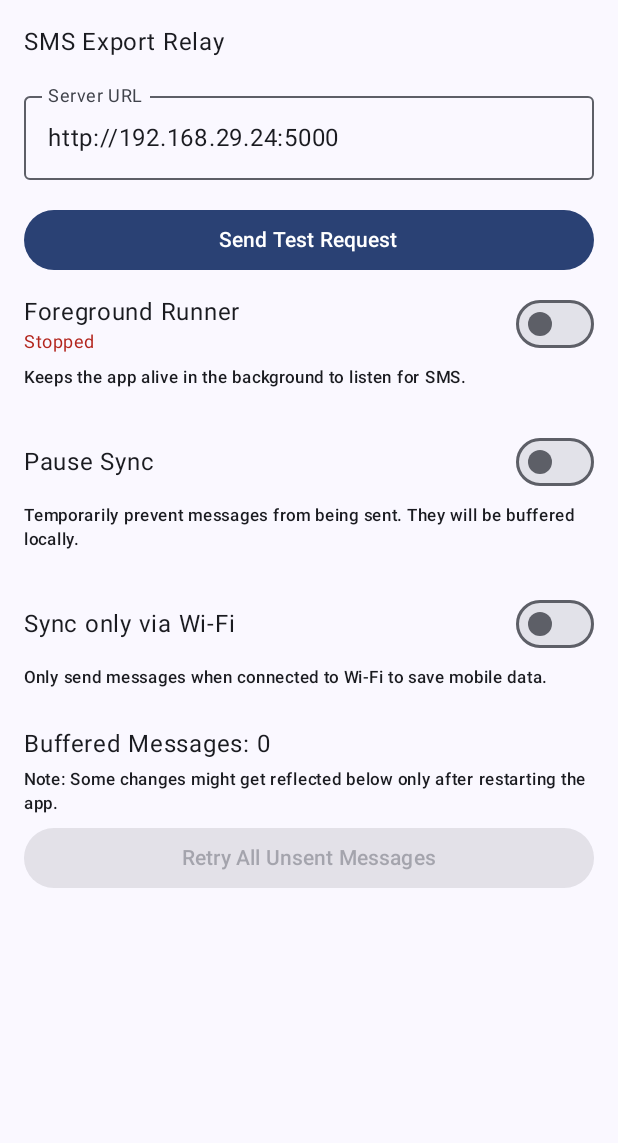
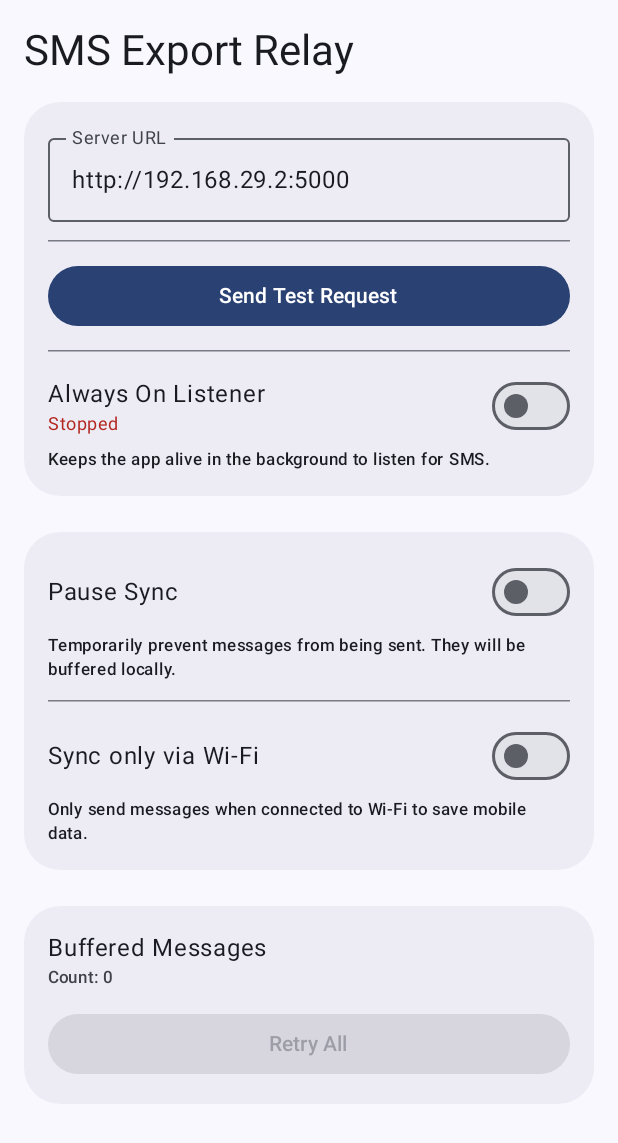
Before and after one commit to PeithonKing/sms-export-android, an Android app built with Jetpack Compose: the screen it shows after launch (MainActivity), on a phone screen of 412 x 824 dp. Shown: the top 1143 px of the screen. Run offline under Robolectric (Android 15) with nearby library versions, the phone set to English and light mode, and no system bars.

Commit message:
more UI fixes and trying to make higher androids compatible

```diff
--- a/app/src/main/java/com/example/messageexport/MainActivity.kt
+++ b/app/src/main/java/com/example/messageexport/MainActivity.kt
@@ -17,11 +17,19 @@ import androidx.compose.foundation.layout.fillMaxSize
 import androidx.compose.foundation.layout.fillMaxWidth
 import androidx.compose.foundation.layout.height
 import androidx.compose.foundation.layout.padding
+import androidx.compose.foundation.lazy.LazyColumn
+import androidx.compose.foundation.lazy.items
+import androidx.compose.foundation.shape.RoundedCornerShape
 import androidx.compose.material3.Button
+import androidx.compose.material3.Card
+import androidx.compose.material3.CardDefaults
+import androidx.compose.material3.HorizontalDivider
+import androidx.compose.material3.OutlinedTextField
 import androidx.compose.material3.Scaffold
 import androidx.compose.material3.Switch
 import androidx.compose.material3.Text
 import androidx.compose.runtime.Composable
+import androidx.compose.runtime.LaunchedEffect
 import androidx.compose.runtime.getValue
 import androidx.compose.runtime.mutableStateOf
 import androidx.compose.runtime.remember
@@ -78,17 +86,29 @@ fun MainScreen(modifier: Modifier = Modifier) {
     var pauseSync by remember { mutableStateOf(prefs.getBoolean("pause_sync", false)) }
     var serverUrl by remember {
         mutableStateOf(
-                prefs.getString("server_url", "http://192.168.29.24:5000")
-                        ?: "http://192.168.29.24:5000"
+                prefs.getString("server_url", "http://192.168.29.2:5000")
+                        ?: "http://192.168.29.2:5000"
         )
     }
+    var isServiceRunning by remember { mutableStateOf(RelayService.isServiceRunning) }
+    var bufferedMessages by remember { mutableStateOf(emptyList<BufferedMessage>()) }
 
-    Column(modifier = modifier.padding(16.dp)) {
-        Text("SMS Export Relay")
-        Spacer(modifier = Modifier.height(16.dp))
+    LaunchedEffect(Unit) { bufferedMessages = MessageBuffer.getMessages(context) }
 
-        // 1. Server Address Input
-        androidx.compose.material3.OutlinedTextField(
+    Column(
+            modifier = modifier.fillMaxSize().padding(16.dp),
+            horizontalAlignment = Alignment.CenterHorizontally
+    ) {
+        Text(
+                "SMS Export Relay",
+                style = androidx.compose.material3.MaterialTheme.typography.headlineMedium,
+                modifier = Modifier.padding(bottom = 16.dp).align(Alignment.Start)
+        )
+
+        // Group 1: Core Configuration (Server, Test, Listener)
+        SettingsGroup {
+            // Server URL
+            OutlinedTextField(
                     value = serverUrl,
                     onValueChange = {
                         serverUrl = it
@@ -98,9 +118,9 @@ fun MainScreen(modifier: Modifier = Modifier) {
                     modifier = Modifier.fillMaxWidth()
             )
 
-        Spacer(modifier = Modifier.height(16.dp))
+            HorizontalDivider(modifier = Modifier.padding(vertical = 12.dp))
 
-        // 2. Send Test Request
+            // Test Request
             Button(
                     onClick = {
                         val dummySender = "+0000000000"
@@ -109,7 +129,12 @@ fun MainScreen(modifier: Modifier = Modifier) {
 
                         kotlin.concurrent.thread(start = true) {
                             val success =
-                                Relay.forwardSms(context, dummySender, dummyBody, dummyTimestamp)
+                                    Relay.forwardSms(
+                                            context,
+                                            dummySender,
+                                            dummyBody,
+                                            dummyTimestamp
+                                    )
                             val message =
                                     if (success) "Test Request Sent Successfully"
                                     else "Test Request Failed"
@@ -121,20 +146,19 @@ fun MainScreen(modifier: Modifier = Modifier) {
                     modifier = Modifier.fillMaxWidth()
             ) { Text("Send Test Request") }
 
-        Spacer(modifier = Modifier.height(8.dp))
+            HorizontalDivider(modifier = Modifier.padding(vertical = 12.dp))
 
-        // 3. Start/Stop Relay Service
-        var isServiceRunning by remember { mutableStateOf(RelayService.isServiceRunning) }
-
+            // Always On Listener (Toggle)
             Row(verticalAlignment = Alignment.CenterVertically) {
                 Column(modifier = Modifier.weight(1f)) {
-                Text(text = "Foreground Runner")
+                    Text(text = "Always On Listener")
                     Text(
                             text = if (isServiceRunning) "Running" else "Stopped",
                             style = androidx.compose.material3.MaterialTheme.typography.bodySmall,
                             color =
                                     if (isServiceRunning)
-                                        androidx.compose.material3.MaterialTheme.colorScheme.primary
+                                            androidx.compose.material3.MaterialTheme.colorScheme
+                                                    .primary
                                     else androidx.compose.material3.MaterialTheme.colorScheme.error
                     )
                 }
@@ -149,26 +173,29 @@ fun MainScreen(modifier: Modifier = Modifier) {
                                     context.startService(intent)
                                 }
                                 isServiceRunning = true
-                            Toast.makeText(context, "Service Started", Toast.LENGTH_SHORT).show()
+                                Toast.makeText(context, "Service Started", Toast.LENGTH_SHORT)
+                                        .show()
                             } else {
                                 context.stopService(intent)
                                 isServiceRunning = false
-                            Toast.makeText(context, "Service Stopped", Toast.LENGTH_SHORT).show()
+                                Toast.makeText(context, "Service Stopped", Toast.LENGTH_SHORT)
+                                        .show()
                             }
                         }
                 )
             }
-
-        // Explanatory Text
             Text(
                     text = "Keeps the app alive in the background to listen for SMS.",
                     style = androidx.compose.material3.MaterialTheme.typography.labelSmall,
-                modifier = Modifier.padding(top = 4.dp, bottom = 16.dp)
+                    modifier = Modifier.padding(top = 4.dp)
             )
+        }
 
-        Spacer(modifier = Modifier.height(8.dp))
+        Spacer(modifier = Modifier.height(24.dp))
 
-        // 4. Pause Sync Toggle
+        // Group 2: Toggles (Pause Sync, Wi-Fi Only)
+        SettingsGroup {
+            // Pause Sync
             Row(verticalAlignment = Alignment.CenterVertically) {
                 Text(text = "Pause Sync", modifier = Modifier.weight(1f))
                 Switch(
@@ -186,11 +213,9 @@ fun MainScreen(modifier: Modifier = Modifier) {
                     modifier = Modifier.padding(top = 4.dp)
             )
 
-        Spacer(modifier = Modifier.height(24.dp))
+            HorizontalDivider(modifier = Modifier.padding(vertical = 12.dp))
 
-        // 5. Sync only via Wi-Fi (Moved to bottom)
-        // 5. Sync only via Wi-Fi
-        // 5. Sync only via Wi-Fi
+            // Wi-Fi Only
             Row(verticalAlignment = Alignment.CenterVertically) {
                 Text(text = "Sync only via Wi-Fi", modifier = Modifier.weight(1f))
                 Switch(
@@ -206,24 +231,24 @@ fun MainScreen(modifier: Modifier = Modifier) {
                     style = androidx.compose.material3.MaterialTheme.typography.labelSmall,
                     modifier = Modifier.padding(top = 4.dp)
             )
+        }
 
         Spacer(modifier = Modifier.height(24.dp))
 
-        // 6. Buffered Messages Section
-        var bufferedMessages by remember { mutableStateOf(emptyList<BufferedMessage>()) }
-
-        androidx.compose.runtime.LaunchedEffect(Unit) {
-            bufferedMessages = MessageBuffer.getMessages(context)
+        // Group 3: Buffered Messages
+        SettingsGroup {
+            Column {
+                Text("Buffered Messages")
+                Text(
+                        "Count: ${bufferedMessages.size}",
+                        style = androidx.compose.material3.MaterialTheme.typography.labelSmall,
+                        color =
+                                androidx.compose.material3.MaterialTheme.colorScheme
+                                        .onSurfaceVariant
+                )
             }
 
-        Text("Buffered Messages: ${bufferedMessages.size}")
-
-        Text(
-                text =
-                        "Note: Some changes might get reflected below only after restarting the app.",
-                style = androidx.compose.material3.MaterialTheme.typography.labelSmall,
-                modifier = Modifier.padding(vertical = 4.dp)
-        )
+            Spacer(modifier = Modifier.height(12.dp))
 
             Button(
                     onClick = {
@@ -232,21 +257,27 @@ fun MainScreen(modifier: Modifier = Modifier) {
                             val message = "Retry Complete. Sent: $sent, Failed: $failed"
                             android.os.Handler(android.os.Looper.getMainLooper()).post {
                                 Toast.makeText(context, message, Toast.LENGTH_SHORT).show()
-                            // Refresh list
                                 bufferedMessages = MessageBuffer.getMessages(context)
                             }
                         }
                     },
                     modifier = Modifier.fillMaxWidth(),
                     enabled = bufferedMessages.isNotEmpty()
-        ) { Text("Retry All Unsent Messages") }
+            ) { Text("Retry All") }
 
-        androidx.compose.foundation.lazy.LazyColumn(modifier = Modifier.height(200.dp)) {
+            if (bufferedMessages.isNotEmpty()) {
+                HorizontalDivider(modifier = Modifier.padding(vertical = 12.dp))
+
+                LazyColumn(modifier = Modifier.height(150.dp)) {
                     items(bufferedMessages.size) { i ->
                         val msg = bufferedMessages[i]
-                androidx.compose.material3.Card(modifier = Modifier.fillMaxWidth().padding(4.dp)) {
-                    Column(modifier = Modifier.padding(8.dp)) {
-                        Text("To: ${msg.sender}")
+                        Column(modifier = Modifier.padding(vertical = 4.dp)) {
+                            Text(
+                                    "To: ${msg.sender}",
+                                    style =
+                                            androidx.compose.material3.MaterialTheme.typography
+                                                    .bodyMedium
+                            )
                             Text(
                                     text =
                                             java.text.SimpleDateFormat(
@@ -256,11 +287,29 @@ fun MainScreen(modifier: Modifier = Modifier) {
                                                     .format(java.util.Date(msg.timestamp)),
                                     style =
                                             androidx.compose.material3.MaterialTheme.typography
-                                                .bodySmall
+                                                    .labelSmall
                             )
+                        }
+                        if (i < bufferedMessages.size - 1) {
+                            HorizontalDivider(modifier = Modifier.padding(vertical = 4.dp))
                         }
                     }
                 }
             }
         }
     }
+}
+
+@Composable
+fun SettingsGroup(content: @Composable androidx.compose.foundation.layout.ColumnScope.() -> Unit) {
+    Card(
+            colors =
+                    CardDefaults.cardColors(
+                            containerColor =
+                                    androidx.compose.material3.MaterialTheme.colorScheme
+                                            .surfaceVariant.copy(alpha = 0.5f)
+                    ),
+            shape = RoundedCornerShape(24.dp),
+            modifier = Modifier.fillMaxWidth()
+    ) { Column(modifier = Modifier.padding(16.dp), content = content) }
+}
--- a/app/src/main/java/com/example/messageexport/Relay.kt
+++ b/app/src/main/java/com/example/messageexport/Relay.kt
@@ -14,7 +14,7 @@ object Relay {
     private const val KEY_WIFI_ONLY = "wifi_only"
     private const val KEY_PAUSE_SYNC = "pause_sync"
     private const val KEY_SERVER_URL = "server_url"
-    private const val DEFAULT_SERVER_URL = "http://192.168.29.24:5000"
+    private const val DEFAULT_SERVER_URL = "http://192.168.29.2:5000"
 
     fun forwardSms(
             context: android.content.Context,
```
Also changed, not shown: app/src/main/AndroidManifest.xml (+3 -4 lines), app/src/main/java/com/example/messageexport/RelayService.kt (+9 -1 lines). Lines whose indentation alone changed are shown as unchanged.
